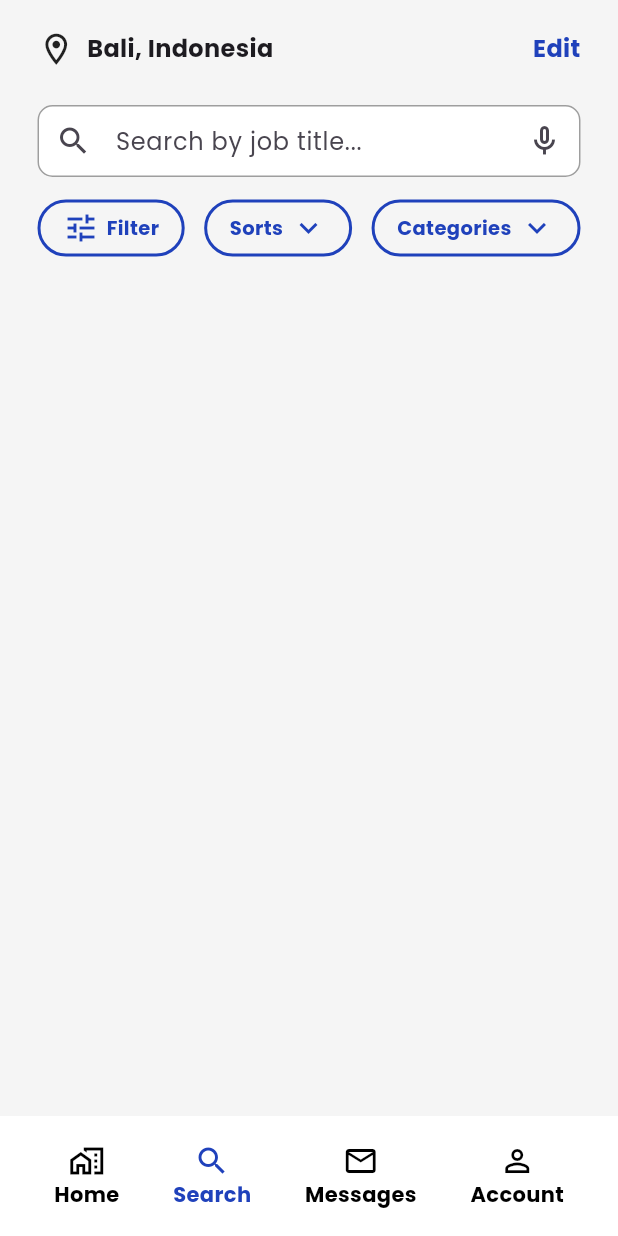
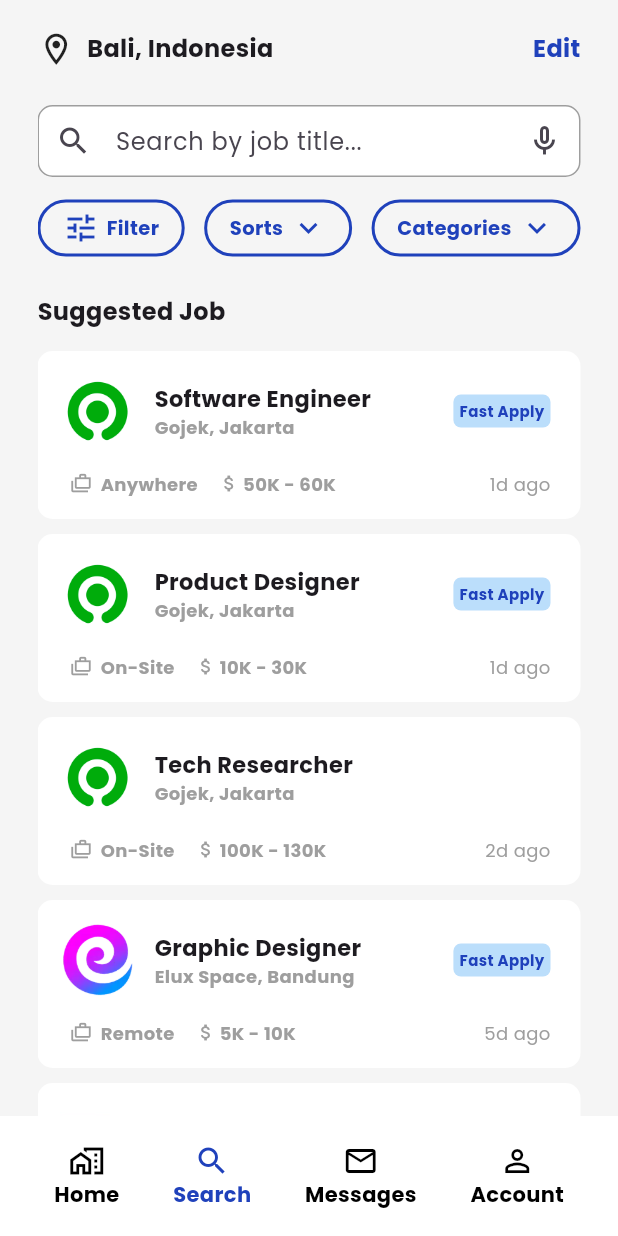
Before and after one commit to devtadanarsa/onboarding-app, a Flutter app: the MainLayout screen opened by its route, item 2 of the bottom bar chosen, on a phone screen of 412 x 824 dp. Run offline on Flutter 3.47's test engine with Material 3 defaults, Android fonts, the phone set to English and light mode, and no system bars; our stand-ins replace email_validator, flutter_otp_text_field, google_fonts, timer_count_down.

Commit message:
add suggested job section in search page

```diff
--- a/lib/pages/main/main_layout.dart
+++ b/lib/pages/main/main_layout.dart
@@ -14,7 +14,7 @@ class _MainLayoutState extends State<MainLayout> {
 
   final List _pages = [
     HomePage(),
-    const SearchPage(),
+    SearchPage(),
     HomePage(),
     HomePage(),
   ];
--- a/lib/pages/main/search_page.dart
+++ b/lib/pages/main/search_page.dart
@@ -1,8 +1,61 @@
 import 'package:flutter/material.dart';
-import 'package:flutter/widgets.dart';
+import 'package:onboarding_app/util/suggested_card.dart';
 
 class SearchPage extends StatelessWidget {
-  const SearchPage({super.key});
+  SearchPage({super.key});
+
+  final List suggestedList = [
+    {
+      "companyName": "Gojek",
+      "companyLocation": "Jakarta",
+      "jobTitle": "Software Engineer",
+      "jobLocation": "Anywhere",
+      "salary": "50K - 60K",
+      "imageUrl": "assets/companies/gojek-icon.png",
+      "isFastApply": true,
+      "dayPosted": 1,
+    },
+    {
+      "companyName": "Gojek",
+      "companyLocation": "Jakarta",
+      "jobTitle": "Product Designer",
+      "jobLocation": "On-Site",
+      "salary": "10K - 30K",
+      "imageUrl": "assets/companies/gojek-icon.png",
+      "isFastApply": true,
+      "dayPosted": 1,
+    },
+    {
+      "companyName": "Gojek",
+      "companyLocation": "Jakarta",
+      "jobTitle": "Tech Researcher",
+      "jobLocation": "On-Site",
+      "salary": "100K - 130K",
+      "imageUrl": "assets/companies/gojek-icon.png",
+      "isFastApply": false,
+      "dayPosted": 2,
+    },
+    {
+      "companyName": "Elux Space",
+      "companyLocation": "Bandung",
+      "jobTitle": "Graphic Designer",
+      "jobLocation": "Remote",
+      "salary": "5K - 10K",
+      "imageUrl": "assets/companies/elux-icon.png",
+      "isFastApply": true,
+      "dayPosted": 5,
+    },
+    {
+      "companyName": "Djitugo",
+      "companyLocation": "Bali",
+      "jobTitle": "Web Developer",
+      "jobLocation": "On-Site",
+      "salary": "10K - 13K",
+      "imageUrl": "assets/companies/djitugo-icon.jpeg",
+      "isFastApply": true,
+      "dayPosted": 5,
+    },
+  ];
 
   @override
   Widget build(BuildContext context) {
@@ -161,7 +214,42 @@ class SearchPage extends StatelessWidget {
               ),
             ],
           ),
-        )
+        ),
+        const Padding(
+          padding: EdgeInsets.only(top: 25),
+          child: Text(
+            "Suggested Job",
+            style: TextStyle(
+              fontSize: 16,
+              fontWeight: FontWeight.bold,
+            ),
+          ),
+        ),
+        Padding(
+          padding: const EdgeInsets.only(top: 15),
+          child: SizedBox(
+            child: SingleChildScrollView(
+              physics: const NeverScrollableScrollPhysics(),
+              child: Column(
+                children: List.generate(suggestedList.length, (index) {
+                  return Container(
+                    margin: EdgeInsets.only(top: (index == 0 ? 0 : 10)),
+                    child: SuggestedCard(
+                      companyName: suggestedList[index]["companyName"],
+                      companyLocation: suggestedList[index]["companyLocation"],
+                      jobTitle: suggestedList[index]["jobTitle"],
+                      jobLocation: suggestedList[index]["jobLocation"],
+                      salary: suggestedList[index]["salary"],
+                      imageUrl: suggestedList[index]["imageUrl"],
+                      isFastApply: suggestedList[index]["isFastApply"],
+                      dayPosted: suggestedList[index]["dayPosted"],
+                    ),
+                  );
+                }),
+              ),
+            ),
+          ),
+        ),
       ],
     );
   }
--- /dev/null
+++ b/lib/util/suggested_card.dart
@@ -0,0 +1,147 @@
+import 'package:flutter/material.dart';
+
+class SuggestedCard extends StatelessWidget {
+  const SuggestedCard({
+    super.key,
+    required this.companyName,
+    required this.companyLocation,
+    required this.jobTitle,
+    required this.jobLocation,
+    required this.salary,
+    required this.imageUrl,
+    required this.isFastApply,
+    required this.dayPosted,
+  });
+
+  final String companyName;
+  final String companyLocation;
+  final String jobTitle;
+  final String jobLocation;
+  final String salary;
+  final String imageUrl;
+  final bool isFastApply;
+  final int dayPosted;
+
+  @override
+  Widget build(BuildContext context) {
+    return Container(
+      padding: const EdgeInsets.only(top: 10, bottom: 15, right: 20, left: 10),
+      decoration: const BoxDecoration(
+        borderRadius: BorderRadius.all(Radius.circular(10)),
+        color: Colors.white,
+      ),
+      child: Column(
+        children: [
+          Row(
+            mainAxisAlignment: MainAxisAlignment.spaceBetween,
+            children: [
+              Row(
+                children: [
+                  Image(
+                    image: AssetImage(imageUrl),
+                    height: 60,
+                  ),
+                  Padding(
+                    padding: const EdgeInsets.only(left: 8),
+                    child: Column(
+                      crossAxisAlignment: CrossAxisAlignment.start,
+                      children: [
+                        Text(
+                          jobTitle,
+                          style: const TextStyle(
+                            fontSize: 15,
+                            fontWeight: FontWeight.bold,
+                          ),
+                        ),
+                        Text(
+                          "$companyName, $companyLocation",
+                          style: const TextStyle(
+                            fontSize: 12,
+                            fontWeight: FontWeight.bold,
+                            color: Colors.grey,
+                          ),
+                        ),
+                      ],
+                    ),
+                  ),
+                ],
+              ),
+              (isFastApply
+                  ? (Container(
+                      padding: const EdgeInsets.all(4),
+                      decoration: BoxDecoration(
+                        color: Colors.blue[100],
+                        borderRadius:
+                            const BorderRadius.all(Radius.circular(5)),
+                      ),
+                      child: const Text(
+                        "Fast Apply",
+                        style: TextStyle(
+                          fontSize: 10,
+                          fontWeight: FontWeight.bold,
+                          color: Color.fromRGBO(31, 65, 187, 1),
+                        ),
+                      ),
+                    ))
+                  : (Container())),
+            ],
+          ),
+          Padding(
+            padding: const EdgeInsets.only(top: 10),
+            child: Row(
+              mainAxisAlignment: MainAxisAlignment.spaceBetween,
+              children: [
+                Row(
+                  children: [
+                    const Padding(
+                      padding: EdgeInsets.only(left: 12),
+                      child: Icon(
+                        Icons.cases_outlined,
+                        size: 14,
+                        color: Colors.grey,
+                      ),
+                    ),
+                    Padding(
+                      padding: const EdgeInsets.only(left: 6),
+                      child: Text(
+                        jobLocation,
+                        style: const TextStyle(
+                          color: Colors.grey,
+                          fontSize: 12,
+                          fontWeight: FontWeight.bold,
+                        ),
+                      ),
+                    ),
+                    const Padding(
+                      padding: EdgeInsets.only(left: 14),
+                      child: Icon(
+                        Icons.attach_money_outlined,
+                        size: 14,
+                        color: Colors.grey,
+                      ),
+                    ),
+                    Padding(
+                      padding: const EdgeInsets.only(left: 2),
+                      child: Text(
+                        salary,
+                        style: const TextStyle(
+                          color: Colors.grey,
+                          fontSize: 12,
+                          fontWeight: FontWeight.bold,
+                        ),
+                      ),
+                    ),
+                  ],
+                ),
+                Text(
+                  "${dayPosted}d ago",
+                  style: const TextStyle(color: Colors.grey, fontSize: 12),
+                )
+              ],
+            ),
+          )
+        ],
+      ),
+    );
+  }
+}
```
